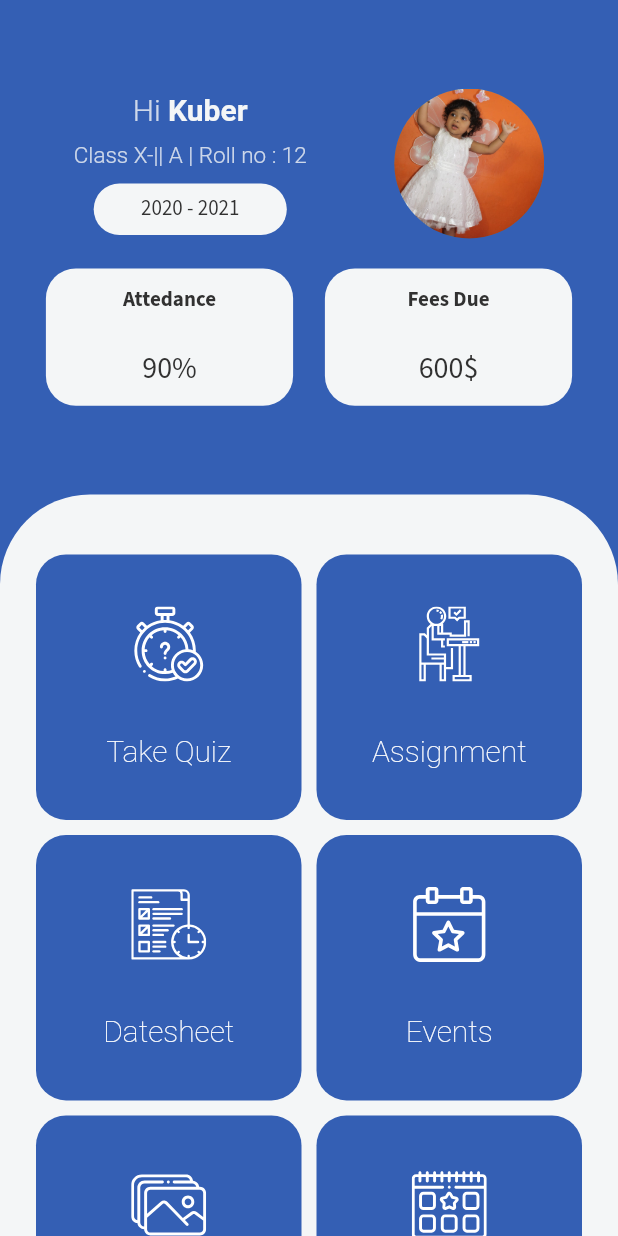
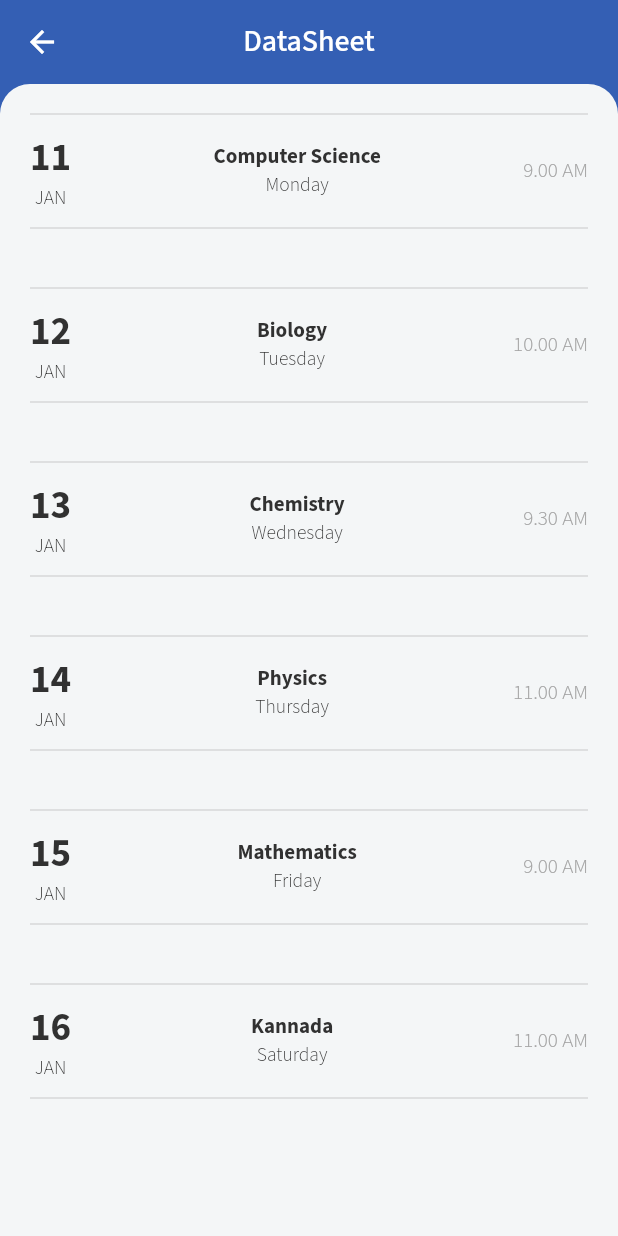
Before and after one commit to kubermirajakar/SchoolApp, a Flutter app: the HomeScreen screen opened by its route, after a tap on "Datesheet", on a phone screen of 412 x 824 dp. Run offline on Flutter 3.47's test engine with Material 2 defaults, Android fonts, the phone set to English and light mode, and no system bars; our stand-ins replace flutter_svg, google_fonts; missing offline and left inert: dart:js.

Commit message:
Added datasheet screen

```diff
--- a/lib/routes.dart
+++ b/lib/routes.dart
@@ -2,6 +2,7 @@ import 'dart:js';
 
 import 'package:flutter/material.dart';
 import 'package:schoolapp/screens/assignment_screen/assignment_Screen.dart';
+import 'package:schoolapp/screens/data_sheet_screen/datasheet_screen.dart';
 import 'package:schoolapp/screens/fee_screen/fee_screen.dart';
 import 'package:schoolapp/screens/home_screen/home_screen.dart';
 import 'package:schoolapp/screens/login_screen/login_screen.dart';
@@ -15,4 +16,5 @@ Map<String, WidgetBuilder> routes = {
   MyProfileScreen.routeName: (context) => MyProfileScreen(),
   FeeScreen.routeName: (context) => FeeScreen(),
   AssignmentScreen.routeName: (context) => AssignmentScreen(),
+  DataSheetScreen.routeName: (context) => DataSheetScreen(),
 };
--- /dev/null
+++ b/lib/screens/data_sheet_screen/data/datasheet_data.dart
@@ -0,0 +1,19 @@
+class DataSheet {
+  final int date;
+  final String monthName;
+  final String subjectName;
+  final String dayName;
+  final String time;
+
+  DataSheet(
+      this.date, this.monthName, this.subjectName, this.dayName, this.time);
+}
+
+List<DataSheet> dataSheet = [
+  DataSheet(11, 'JAN', 'Computer Science', 'Monday', '9.00 AM'),
+  DataSheet(12, 'JAN', 'Biology', 'Tuesday', '10.00 AM'),
+  DataSheet(13, 'JAN', 'Chemistry', 'Wednesday', '9.30 AM'),
+  DataSheet(14, 'JAN', 'Physics', 'Thursday', '11.00 AM'),
+  DataSheet(15, 'JAN', 'Mathematics', 'Friday', '9.00 AM'),
+  DataSheet(16, 'JAN', 'Kannada', 'Saturday', '11.00 AM')
+];
--- /dev/null
+++ b/lib/screens/data_sheet_screen/datasheet_screen.dart
@@ -0,0 +1,123 @@
+import 'package:flutter/material.dart';
+import 'package:schoolapp/constants.dart';
+import 'package:schoolapp/screens/assignment_screen/data/assignment_data.dart';
+import 'package:schoolapp/screens/data_sheet_screen/data/datasheet_data.dart';
+
+class DataSheetScreen extends StatelessWidget {
+  static String routeName = 'DataSheetScreen';
+  const DataSheetScreen({Key? key}) : super(key: key);
+
+  @override
+  Widget build(BuildContext context) {
+    return Scaffold(
+      appBar: AppBar(
+        centerTitle: true,
+        title: Text(
+          'DataSheet',
+        ),
+      ),
+      body: Column(
+        children: [
+          Expanded(
+            child: Container(
+              decoration: BoxDecoration(
+                color: kOtherColor,
+                borderRadius: BorderRadius.vertical(
+                  top: Radius.circular(
+                    kDefaultPadding,
+                  ),
+                ),
+              ),
+              child: ListView.builder(
+                itemCount: dataSheet.length,
+                itemBuilder: (context, index) => Container(
+                  margin: EdgeInsets.only(
+                    left: kDefaultPadding / 2,
+                    right: kDefaultPadding / 2,
+                  ),
+                  padding: EdgeInsets.all(kDefaultPadding / 2),
+                  width: MediaQuery.of(context).size.width,
+
+                  // color: kTextBlackColor,
+                  child: Column(
+                    children: [
+                      SizedBox(
+                        height: kDefaultPadding,
+                        child: Divider(
+                          thickness: 1,
+                        ),
+                      ),
+                      Row(
+                        mainAxisAlignment: MainAxisAlignment.spaceBetween,
+                        children: [
+                          Column(
+                            children: [
+                              Text(
+                                dataSheet[index].date.toString(),
+                                style: TextStyle(
+                                  color: kTextBlackColor,
+                                  fontSize: 26,
+                                  fontWeight: FontWeight.bold,
+                                ),
+                              ),
+                              Text(
+                                dataSheet[index].monthName,
+                                style: TextStyle(
+                                  color: kTextBlackColor,
+                                  fontSize: 13,
+                                  fontWeight: FontWeight.w300,
+                                ),
+                              ),
+                            ],
+                          ),
+                          Column(
+                            children: [
+                              Text(
+                                dataSheet[index].subjectName,
+                                style: TextStyle(
+                                  color: kTextBlackColor,
+                                  fontSize: 14,
+                                  fontWeight: FontWeight.bold,
+                                ),
+                              ),
+                              Text(
+                                dataSheet[index].dayName,
+                                style: TextStyle(
+                                  color: kTextBlackColor,
+                                  fontSize: 13,
+                                  fontWeight: FontWeight.w300,
+                                ),
+                              ),
+                            ],
+                          ),
+                          Column(
+                            children: [
+                              Text(
+                                dataSheet[index].time,
+                                style: TextStyle(
+                                  color: kTextLightColor,
+                                  fontSize: 14,
+                                  fontWeight: FontWeight.w300,
+                                ),
+                              ),
+                            ],
+                          )
+                        ],
+                      ),
+                      SizedBox(
+                        height: kDefaultPadding,
+                        child: Divider(
+                          thickness: 1,
+                        ),
+                      ),
+                    ],
+                  ),
+                ),
+              ),
+            ),
+          ),
+        ],
+      ),
+    );
+  }
+}
--- a/lib/screens/home_screen/home_screen.dart
+++ b/lib/screens/home_screen/home_screen.dart
@@ -2,6 +2,7 @@ import 'package:flutter/material.dart';
 import 'package:flutter_svg/flutter_svg.dart';
 import 'package:schoolapp/constants.dart';
 import 'package:schoolapp/screens/assignment_screen/assignment_Screen.dart';
+import 'package:schoolapp/screens/data_sheet_screen/datasheet_screen.dart';
 import 'package:schoolapp/screens/fee_screen/fee_screen.dart';
 import 'package:schoolapp/screens/home_screen/widgets/students_data.dart';
 import 'package:schoolapp/screens/my_profile/my_profile.dart';
@@ -112,7 +113,10 @@ class _HomeScreenState extends State<HomeScreen> {
                     ),
                     HomeCard(
                       icon: 'assets/icons/datesheet.svg',
-                      onPress: () {},
+                      onPress: () {
+                        Navigator.of(context)
+                            .pushNamed(DataSheetScreen.routeName);
+                      },
                       title: 'Datesheet',
                     ),
                     HomeCard(
--- a/lib/screens/splash_screen/splash_screen.dart
+++ b/lib/screens/splash_screen/splash_screen.dart
@@ -27,7 +27,7 @@ class SplashScreen extends StatelessWidget {
               mainAxisAlignment: MainAxisAlignment.center,
               children: [
                 Text(
-                  'School',
+                  'College',
                   style: Theme.of(context).textTheme.bodyLarge!.copyWith(
                       color: kTextWhiteColor,
                       fontSize: 50,
```
